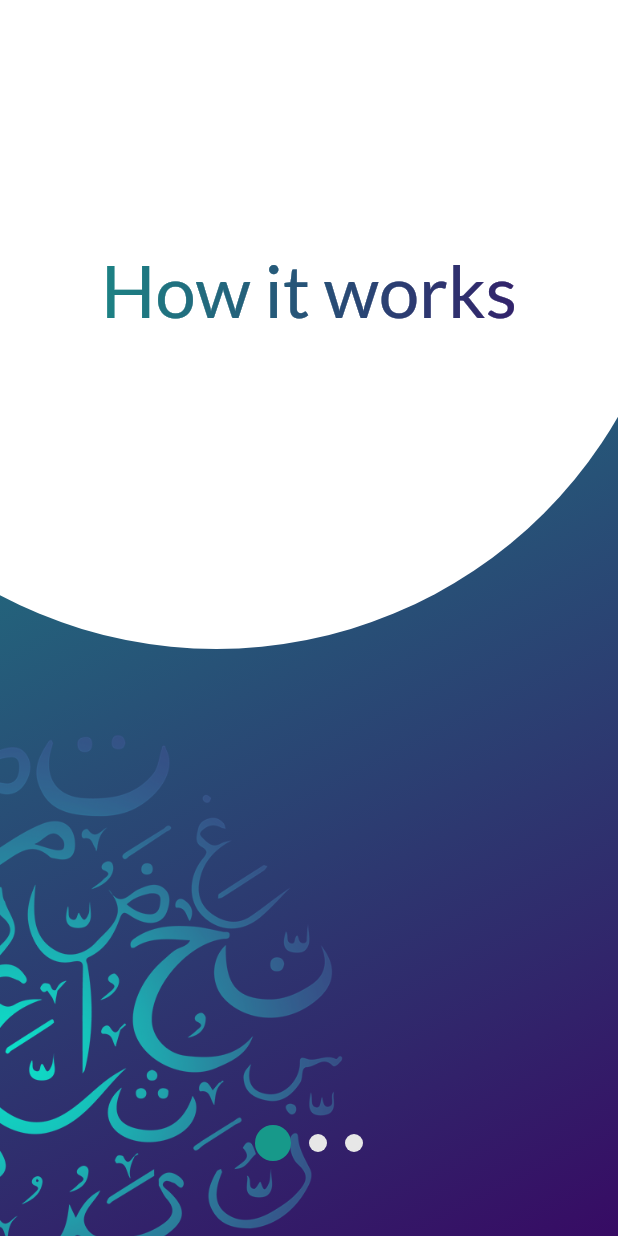
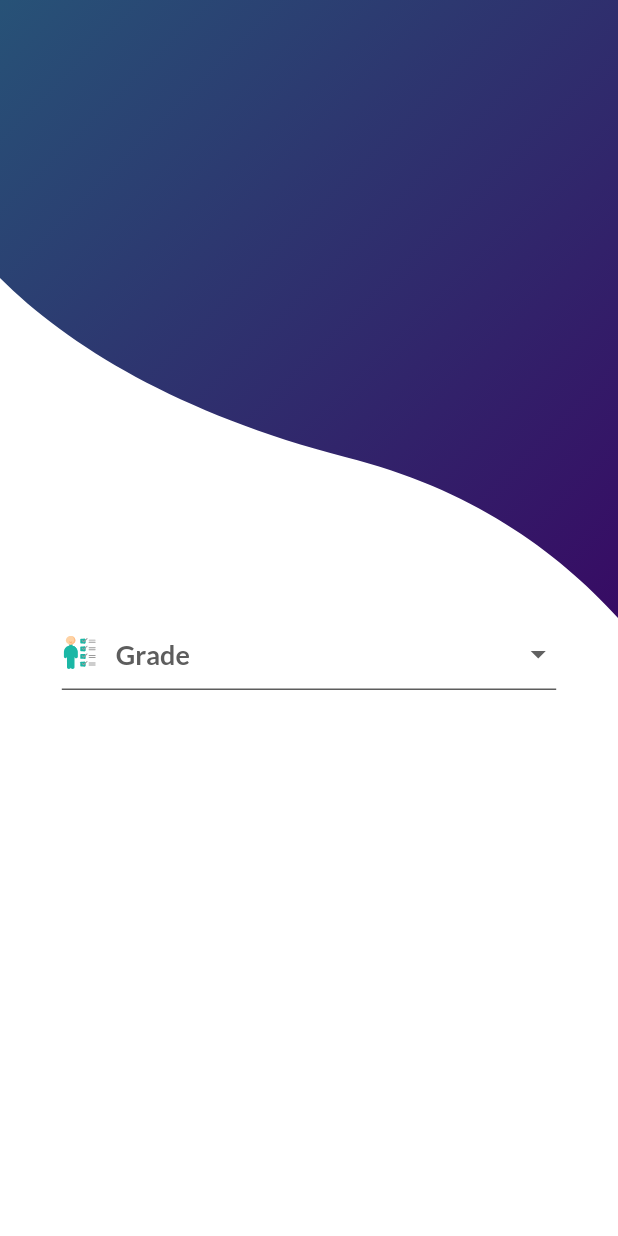
Before and after one commit to PeterAtger/dsp_student_application, a Flutter app: the screen it shows after launch, on a phone screen of 412 x 824 dp. Run offline on Flutter 3.47's test engine with Material 2 defaults, Android fonts, the phone set to English and light mode, and no system bars; our stand-ins replace flutter_svg, rive; missing offline and left inert: adobe_xd.

Commit message:
Curve and Input choser thing

```diff
--- a/lib/Presentation/Pages/sign/sign_in.dart
+++ b/lib/Presentation/Pages/sign/sign_in.dart
@@ -0,0 +1,94 @@
+import 'package:dsp_student_application/Presentation/Pages/sign/top_curve.dart';
+import 'package:dsp_student_application/Presentation/Theme/theme.dart';
+import 'package:flutter/material.dart';
+import 'package:flutter_svg/flutter_svg.dart';
+
+class SignIn extends StatefulWidget {
+  /// Creates swipeable How it Works pages
+  SignIn();
+
+  @override
+  _SignInState createState() => _SignInState();
+}
+
+class _SignInState extends State<SignIn> {
+  final _gradeList = [
+    ['Grade', 'lib/Presentation/Images/grade.svg'],
+    ['Primary', 'lib/Presentation/Images/boy.svg'],
+    ['Preparatory', 'lib/Presentation/Images/girl.svg'],
+    ['Secondary', 'lib/Presentation/Images/secondaryboy.svg']
+  ];
+  String _selectedItem;
+
+  @override
+  void initState() {
+    super.initState();
+    _selectedItem = _gradeList[0][0];
+  }
+
+  @override
+  Widget build(BuildContext context) {
+    // Get size of phone
+    final Size size = MediaQuery.of(context).size;
+
+    // Returns Three Pages of how it works
+    return Scaffold(
+      body: Stack(
+        children: [
+          CustomPaint(
+            painter: TopCurvePainter(),
+            child: SizedBox(
+              width: size.width,
+              height: size.height / 2,
+            ),
+          ),
+          Column(
+            children: [
+              SizedBox(
+                height: size.height / 2,
+              ),
+              Center(
+                child: Container(
+                  width: size.width * 0.8,
+                  child: DropdownButtonFormField(
+                      decoration: InputDecoration(
+                        enabledBorder: UnderlineInputBorder(
+                            borderSide: BorderSide(
+                                width: 1, color: AppColors.cDarkGrey)),
+                      ),
+                      value: _selectedItem,
+                      dropdownColor: AppColors.cWhite,
+                      elevation: 0,
+                      onChanged: (value) {
+                        setState(() {
+                          _selectedItem = value.toString();
+                          print(_selectedItem);
+                        });
+                      },
+                      items: _gradeList
+                          .map((v) => DropdownMenuItem(
+                              value: v[0],
+                              child: Row(
+                                children: [
+                                  Container(
+                                      height: 24,
+                                      width: 24,
+                                      child: SvgPicture.asset(v[1])),
+                                  SizedBox(width: 12),
+                                  Text(v[0],
+                                      style: AppFonts.smallButtonText.copyWith(
+                                        color: AppColors.cDarkGrey,
+                                        fontWeight: FontWeight.w700,
+                                      )),
+                                ],
+                              )))
+                          .toList()),
+                ),
+              ),
+            ],
+          )
+        ],
+      ),
+    );
+  }
+}
--- a/lib/main.dart
+++ b/lib/main.dart
@@ -1,5 +1,6 @@
 import 'package:dsp_student_application/Presentation/Pages/how_it_works/HIW.dart';
 import 'package:dsp_student_application/Presentation/Pages/settings_screen/profile_page.dart';
+import 'package:dsp_student_application/Presentation/Pages/sign/sign_in.dart';
 import 'package:flutter/material.dart';
 import 'package:dsp_student_application/Presentation/Theme/theme.dart';
 import 'package:flutter/services.dart';
@@ -41,7 +42,7 @@ class MyApp extends StatelessWidget {
       ),
       initialRoute: '/',
       routes: {
-        '/': (context) => HIW(),
+        '/': (context) => SignIn(),
       },
     );
   }
```
Also changed, not shown: lib/Presentation/Pages/sign/top_curve.dart (added, +38 -0 lines), pubspec.yaml (+7 -0 lines), lib/Presentation/Images/boy.svg (added), lib/Presentation/Images/girl.svg (added), lib/Presentation/Images/grade.svg (added), lib/Presentation/Images/secondaryboy.svg (added), pubspec.lock.
